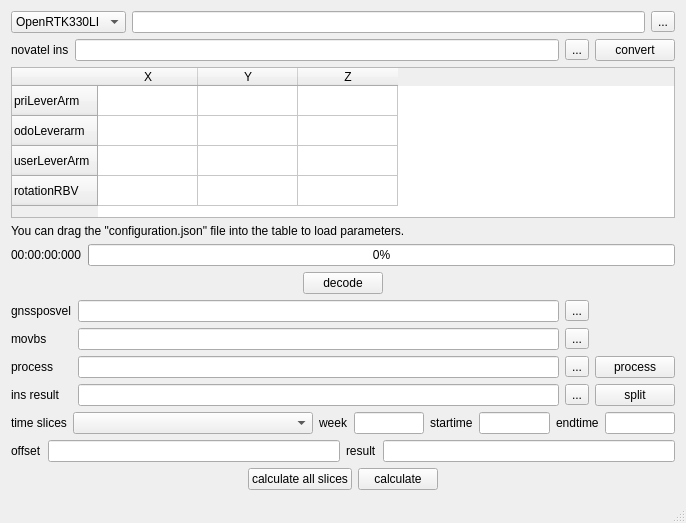
Old version of the form MountAngleCalculation/MountAngleCalculation.ui in the repository aceinnazhangchen/OpenRtk_Dirver.
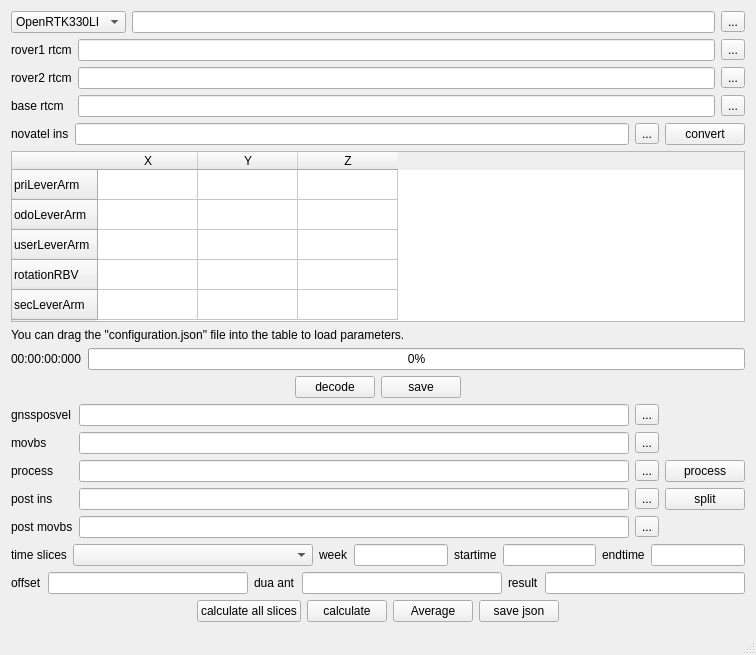
New version of the form.

The edit to the form file:
```diff
--- a/MountAngleCalculation/MountAngleCalculation.ui
+++ b/MountAngleCalculation/MountAngleCalculation.ui
@@ -6,8 +6,8 @@
    <rect>
     <x>0</x>
     <y>0</y>
-    <width>686</width>
-    <height>523</height>
+    <width>756</width>
+    <height>655</height>
    </rect>
   </property>
   <property name="windowTitle">
@@ -53,6 +53,61 @@
       </item>
      </layout>
     </item>
+    <item>
+     <layout class="QGridLayout" name="gridLayout_2">
+      <item row="0" column="0">
+       <widget class="QLabel" name="label_14">
+        <property name="text">
+         <string>rover1 rtcm</string>
+        </property>
+       </widget>
+      </item>
+      <item row="0" column="1">
+       <widget class="QLineEdit" name="rover1_filepath_edt"/>
+      </item>
+      <item row="0" column="2">
+       <widget class="QToolButton" name="rover1_select_btn">
+        <property name="text">
+         <string>...</string>
+        </property>
+       </widget>
+      </item>
+      <item row="1" column="0">
+       <widget class="QLabel" name="label_15">
+        <property name="text">
+         <string>rover2 rtcm</string>
+        </property>
+       </widget>
+      </item>
+      <item row="1" column="1">
+       <widget class="QLineEdit" name="rover2_filepath_edt"/>
+      </item>
+      <item row="1" column="2">
+       <widget class="QToolButton" name="rover2_select_btn">
+        <property name="text">
+         <string>...</string>
+        </property>
+       </widget>
+      </item>
+      <item row="2" column="0">
+       <widget class="QLabel" name="label_16">
+        <property name="text">
+         <string>base rtcm</string>
+        </property>
+       </widget>
+      </item>
+      <item row="2" column="1">
+       <widget class="QLineEdit" name="base_filepath_edt"/>
+      </item>
+      <item row="2" column="2">
+       <widget class="QToolButton" name="base_select_btn">
+        <property name="text">
+         <string>...</string>
+        </property>
+       </widget>
+      </item>
+     </layout>
+    </item>
     <item>
      <layout class="QHBoxLayout" name="horizontalLayout_4">
       <item>
@@ -93,7 +148,7 @@
       </row>
       <row>
        <property name="text">
-        <string>odoLeverarm</string>
+        <string>odoLeverArm</string>
        </property>
       </row>
       <row>
@@ -106,6 +161,11 @@
         <string>rotationRBV</string>
        </property>
       </row>
+      <row>
+       <property name="text">
+        <string>secLeverArm</string>
+       </property>
+      </row>
       <column>
        <property name="text">
         <string>X</string>
@@ -175,6 +235,13 @@
           </property>
          </widget>
         </item>
+        <item>
+         <widget class="QPushButton" name="pushButton_save">
+          <property name="text">
+           <string>save</string>
+          </property>
+         </widget>
+        </item>
         <item>
          <spacer name="horizontalSpacer">
           <property name="orientation">
@@ -193,63 +260,71 @@
      </layout>
     </item>
     <item>
+     <widget class="QWidget" name="process_files_widget" native="true">
+      <layout class="QVBoxLayout" name="verticalLayout_3">
+       <property name="leftMargin">
+        <number>0</number>
+       </property>
+       <property name="topMargin">
+        <number>0</number>
+       </property>
+       <property name="rightMargin">
+        <number>0</number>
+       </property>
+       <property name="bottomMargin">
+        <number>0</number>
+       </property>
+       <item>
      <layout class="QGridLayout" name="gridLayout">
-      <item row="4" column="0">
-       <widget class="QLabel" name="label_5">
-        <property name="text">
-         <string>ins result</string>
-        </property>
-       </widget>
-      </item>
-      <item row="2" column="0">
+         <item row="1" column="0">
        <widget class="QLabel" name="label_13">
         <property name="text">
          <string>movbs</string>
         </property>
        </widget>
       </item>
-      <item row="3" column="1">
-       <widget class="QLineEdit" name="process_filepath_edt">
-        <property name="dragEnabled">
-         <bool>true</bool>
-        </property>
-       </widget>
-      </item>
-      <item row="4" column="1">
-       <widget class="QLineEdit" name="result_filepath_edt"/>
-      </item>
-      <item row="2" column="2">
+         <item row="1" column="2">
        <widget class="QToolButton" name="movbs_select_btn">
         <property name="text">
          <string>...</string>
         </property>
        </widget>
       </item>
-      <item row="3" column="2">
-       <widget class="QToolButton" name="process_select_btn">
-        <property name="text">
-         <string>...</string>
-        </property>
-       </widget>
-      </item>
-      <item row="2" column="1">
-       <widget class="QLineEdit" name="movbs_filepath_edt">
-        <property name="dragEnabled">
-         <bool>true</bool>
-        </property>
-       </widget>
-      </item>
       <item row="3" column="3">
+          <widget class="QPushButton" name="pushButton_split">
+           <property name="text">
+            <string>split</string>
+           </property>
+          </widget>
+         </item>
+         <item row="3" column="1">
+          <widget class="QLineEdit" name="post_ins_filepath_edt"/>
+         </item>
+         <item row="2" column="1">
+          <widget class="QLineEdit" name="process_filepath_edt">
+           <property name="dragEnabled">
+            <bool>true</bool>
+           </property>
+          </widget>
+         </item>
+         <item row="2" column="3">
        <widget class="QPushButton" name="pushButton_process">
         <property name="text">
          <string>process</string>
         </property>
        </widget>
       </item>
-      <item row="0" column="1">
-       <widget class="QLineEdit" name="gnssposvel_filepath_edt">
-        <property name="dragEnabled">
-         <bool>true</bool>
+         <item row="0" column="2">
+          <widget class="QToolButton" name="gnssposvel_select_btn">
+           <property name="text">
+            <string>...</string>
+           </property>
+          </widget>
+         </item>
+         <item row="2" column="2">
+          <widget class="QToolButton" name="process_select_btn">
+           <property name="text">
+            <string>...</string>
         </property>
        </widget>
       </item>
@@ -260,35 +335,62 @@
         </property>
        </widget>
       </item>
-      <item row="3" column="0">
+         <item row="1" column="1">
+          <widget class="QLineEdit" name="movbs_filepath_edt">
+           <property name="dragEnabled">
+            <bool>true</bool>
+           </property>
+          </widget>
+         </item>
+         <item row="3" column="2">
+          <widget class="QToolButton" name="result_select_btn">
+           <property name="text">
+            <string>...</string>
+           </property>
+          </widget>
+         </item>
+         <item row="0" column="1">
+          <widget class="QLineEdit" name="gnssposvel_filepath_edt">
+           <property name="dragEnabled">
+            <bool>true</bool>
+           </property>
+          </widget>
+         </item>
+         <item row="2" column="0">
        <widget class="QLabel" name="label_6">
         <property name="text">
          <string>process</string>
         </property>
        </widget>
       </item>
-      <item row="4" column="3">
-       <widget class="QPushButton" name="pushButton_split">
+         <item row="3" column="0">
+          <widget class="QLabel" name="label_5">
         <property name="text">
-         <string>split</string>
+            <string>post ins</string>
         </property>
        </widget>
       </item>
-      <item row="0" column="2">
-       <widget class="QToolButton" name="gnssposvel_select_btn">
+         <item row="4" column="0">
+          <widget class="QLabel" name="label_11">
         <property name="text">
-         <string>...</string>
+            <string>post movbs</string>
         </property>
        </widget>
       </item>
+         <item row="4" column="1">
+          <widget class="QLineEdit" name="post_movbs_filepath_edt"/>
+         </item>
       <item row="4" column="2">
-       <widget class="QToolButton" name="result_select_btn">
+          <widget class="QToolButton" name="pos_movbs_select_btn">
         <property name="text">
          <string>...</string>
         </property>
        </widget>
       </item>
      </layout>
+       </item>
+      </layout>
+     </widget>
     </item>
     <item>
      <layout class="QHBoxLayout" name="horizontalLayout_7">
@@ -357,6 +459,16 @@
       <item>
        <widget class="QLineEdit" name="offset_edt"/>
       </item>
+      <item>
+       <widget class="QLabel" name="label_17">
+        <property name="text">
+         <string>dua ant</string>
+        </property>
+       </widget>
+      </item>
+      <item>
+       <widget class="QLineEdit" name="dua_ant_edt"/>
+      </item>
       <item>
        <widget class="QLabel" name="label_3">
         <property name="text">
@@ -402,6 +514,20 @@
         </property>
        </widget>
       </item>
+      <item>
+       <widget class="QPushButton" name="pushButton_average">
+        <property name="text">
+         <string>Average</string>
+        </property>
+       </widget>
+      </item>
+      <item>
+       <widget class="QPushButton" name="pushButton_save_json">
+        <property name="text">
+         <string>save json</string>
+        </property>
+       </widget>
+      </item>
       <item>
        <spacer name="horizontalSpacer_4">
         <property name="orientation">
```
Left out of the diff: 2 changed lines with no effect on the pictures. Lines whose indentation alone changed are shown as unchanged.
